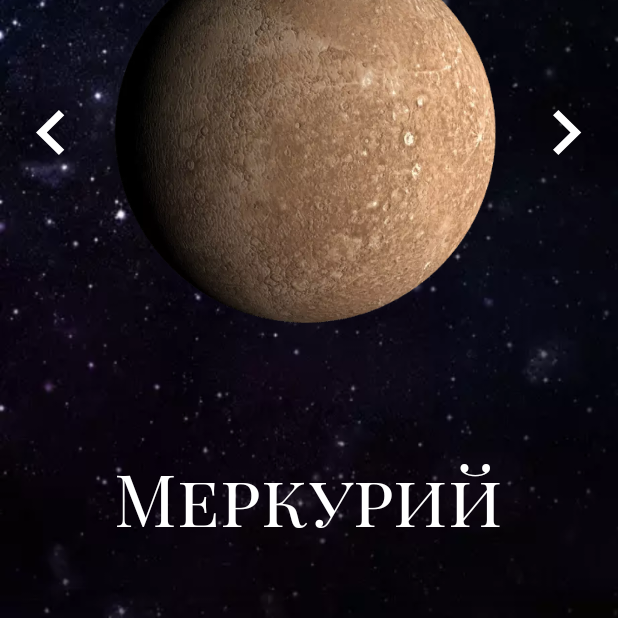
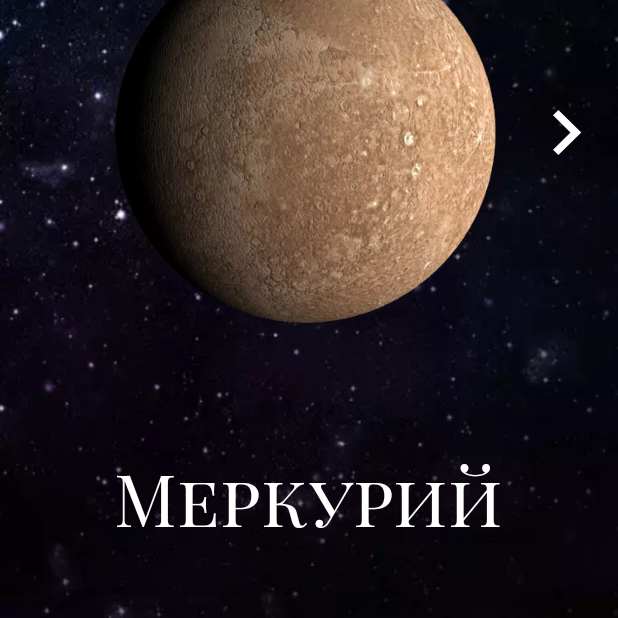
Before and after one commit to MxWild/BeFirstOnTheMoon, an Android app: the screen it shows after launch (MainActivity), on a phone screen of 412 x 824 dp, the part 486-1104 px from its top. Run offline under Robolectric (Android 15) with nearby library versions, the phone set to English and light mode, and no system bars.

Commit message:
Экран выбора стрелочки

```diff
--- a/app/src/main/java/com/spacesale/befirstonthemoon/view/planets/PlanetFragment.kt
+++ b/app/src/main/java/com/spacesale/befirstonthemoon/view/planets/PlanetFragment.kt
@@ -9,6 +9,10 @@ import android.widget.ImageView
 import android.widget.TextView
 import androidx.fragment.app.Fragment
 import com.spacesale.befirstonthemoon.R
+
+private const val ARG_PLANET_ID = "planet_id"
+private const val ARG_PLANET_NAME = "planet_name"
+private const val ARG_PLANET_DRAWABLE = "planet_drawable"
 
 class PlanetFragment : Fragment() {
 
@@ -34,4 +38,16 @@ class PlanetFragment : Fragment() {
             image.setImageResource(getInt(ARG_PLANET_DRAWABLE))
         }
     }
+
+    companion object {
+        fun newInstance(position: Int, planets: Array<PlanetInfo>): Fragment {
+            val fragment = PlanetFragment()
+            fragment.arguments = Bundle().apply {
+                putInt(ARG_PLANET_ID, position)
+                putString(ARG_PLANET_NAME, planets[position].name)
+                putInt(ARG_PLANET_DRAWABLE, planets[position].image)
+            }
+            return fragment
+        }
+    }
 }
--- a/app/src/main/java/com/spacesale/befirstonthemoon/view/planets/SelectAdapter.kt
+++ b/app/src/main/java/com/spacesale/befirstonthemoon/view/planets/SelectAdapter.kt
@@ -1,20 +1,12 @@
 package com.spacesale.befirstonthemoon.view.planets
 
-import android.os.Bundle
 import androidx.fragment.app.Fragment
 import androidx.viewpager2.adapter.FragmentStateAdapter
 
-class SelectAdapter(fragment: Fragment) : FragmentStateAdapter(fragment) {
+class SelectAdapter(fragment: SelectFragment, private val planets: Array<PlanetInfo>)
+    : FragmentStateAdapter(fragment) {
 
-    override fun getItemCount(): Int = mPlanets.size
+    override fun getItemCount(): Int = planets.size
 
-    override fun createFragment(position: Int): Fragment {
-        val fragment = PlanetFragment()
-        fragment.arguments = Bundle().apply {
-            putInt(ARG_PLANET_ID, position)
-            putString(ARG_PLANET_NAME, mPlanets[position].name)
-            putInt(ARG_PLANET_DRAWABLE, mPlanets[position].image)
-        }
-        return fragment
-    }
+    override fun createFragment(position: Int): Fragment = PlanetFragment.newInstance(position, planets)
 }
--- a/app/src/main/java/com/spacesale/befirstonthemoon/view/planets/SelectFragment.kt
+++ b/app/src/main/java/com/spacesale/befirstonthemoon/view/planets/SelectFragment.kt
@@ -4,28 +4,24 @@ import android.os.Bundle
 import android.view.LayoutInflater
 import android.view.View
 import android.view.ViewGroup
-import android.widget.Button
 import android.widget.ImageView
-import android.widget.TextView
 import androidx.fragment.app.Fragment
-import androidx.viewpager2.adapter.FragmentStateAdapter
 import androidx.viewpager2.widget.ViewPager2
 import com.spacesale.befirstonthemoon.R
-import com.spacesale.befirstonthemoon.view.planets.SelectAdapter
 
-const val ARG_PLANET_ID = "planet_id"
-const val ARG_PLANET_NAME = "planet_name"
-const val ARG_PLANET_DRAWABLE = "planet_drawable"
+data class PlanetInfo(val name: String, val image: Int)
 
-val mPlanets = arrayOf(PlanetInfo("Меркурий", R.drawable.mercury_select),
+private val mPlanets = arrayOf(
+    PlanetInfo("Меркурий", R.drawable.mercury_select),
     PlanetInfo("Луна", R.drawable.moon_select),
     PlanetInfo("Марс", R.drawable.mars_select))
-
-data class PlanetInfo(val name: String, val image: Int)
 
 class SelectFragment : Fragment() {
     private lateinit var selectAdapter: SelectAdapter
     private lateinit var viewPager: ViewPager2
+
+    private lateinit var leftArrow: ImageView
+    private lateinit var rightArrow: ImageView
 
     override fun onCreateView(
         inflater: LayoutInflater,
@@ -36,9 +32,34 @@ class SelectFragment : Fragment() {
     }
 
     override fun onViewCreated(view: View, savedInstanceState: Bundle?) {
-        selectAdapter = SelectAdapter(this)
+        selectAdapter = SelectAdapter(this, mPlanets)
         viewPager = view.findViewById(R.id.pager)
         viewPager.adapter = selectAdapter
+
+        viewPager.registerOnPageChangeCallback(object : ViewPager2.OnPageChangeCallback() {
+            override fun onPageSelected(position: Int) {
+                super.onPageSelected(position)
+
+                if (position == 0) setArrowVisibility(true, false)
+                else setArrowVisibility(true, true)
+                if (position == selectAdapter.itemCount - 1) setArrowVisibility(false, false)
+                else setArrowVisibility(false, true)
+            }
+
+            fun setArrowVisibility(isLeft: Boolean, visible: Boolean) {
+                val arrow: ImageView = view.findViewById(if (isLeft) R.id.left_arrow else R.id.right_arrow)
+                arrow.visibility = if (visible) View.VISIBLE else View.GONE
+            }
+        })
+
+        leftArrow = view.findViewById(R.id.left_arrow)
+        leftArrow.setOnClickListener {
+            viewPager.currentItem = viewPager.currentItem - 1
+        }
+        rightArrow = view.findViewById(R.id.right_arrow)
+        rightArrow.setOnClickListener {
+            viewPager.currentItem = viewPager.currentItem + 1
+        }
     }
 
     companion object {
```
